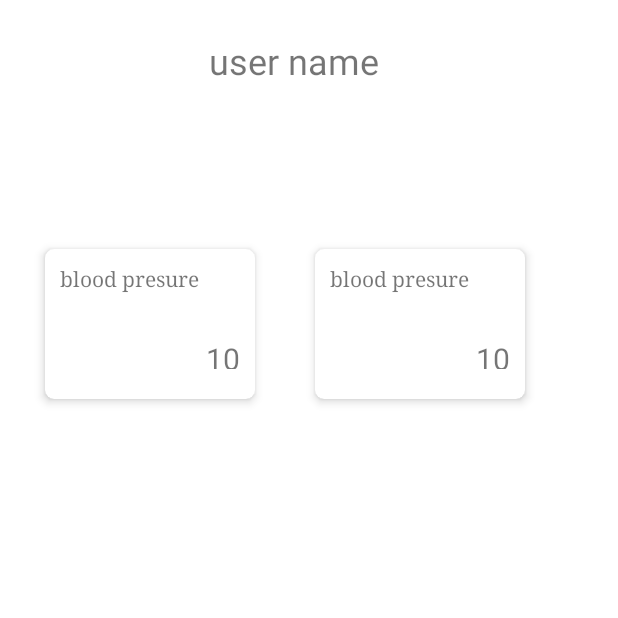
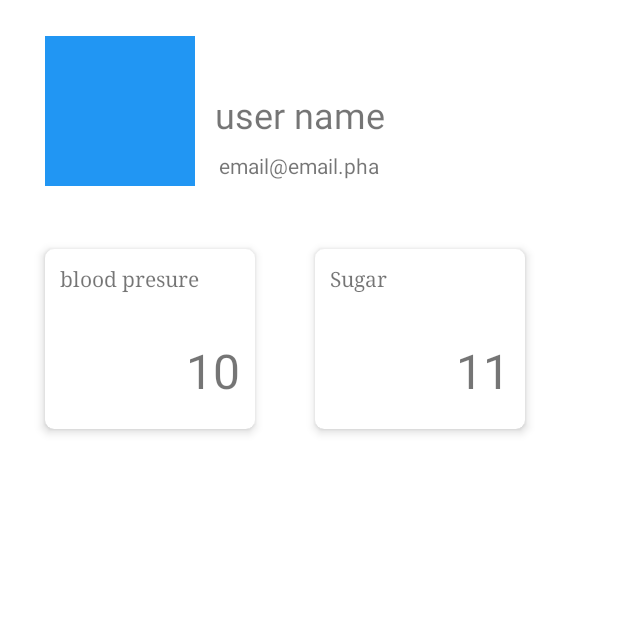
Before and after one commit to RocktimSharma/Rebooters_HackVita2023, an Android app: the UserProfile screen opened directly, with no data from a screen before it, on a phone screen of 412 x 824 dp, the top half of it. Run offline under Robolectric (Android 15) with nearby library versions, the phone set to English and light mode, and no system bars; Roboto replaces fonts that are not available here.

Commit message:
fragment1.java changed activity_user_profile.xml

```diff
--- a/app/src/main/java/com/example/pha/Fragments/Fragment1.java
+++ b/app/src/main/java/com/example/pha/Fragments/Fragment1.java
@@ -2,6 +2,7 @@ package com.example.pha.Fragments;
 
 import static androidx.constraintlayout.helper.widget.MotionEffect.TAG;
 
+import android.content.DialogInterface;
 import android.content.Intent;
 import android.os.Bundle;
 
@@ -14,6 +15,7 @@ import android.view.ViewGroup;
 import android.widget.Button;
 
 import com.example.pha.R;
+import com.example.pha.UserProfile;
 import com.google.android.gms.auth.api.signin.GoogleSignIn;
 import com.google.android.gms.auth.api.signin.GoogleSignInAccount;
 import com.google.android.gms.auth.api.signin.GoogleSignInClient;
@@ -82,10 +84,11 @@ public class Fragment1 extends Fragment {
             mParam2 = getArguments().getString(ARG_PARAM2);
         }
 
+
+        // Set click listener for sign in button
+        //Button googleSignInButton = findViewById(R.id.signin_btn);
+
         /*
-        // Set click listener for sign in button
-        Button googleSignInButton = findViewById(R.id.signin_btn);
-
         // Initialize Firebase Authentication
         mAuth = FirebaseAuth.getInstance();
 
--- a/app/src/main/java/com/example/pha/SecondActivity.java
+++ b/app/src/main/java/com/example/pha/SecondActivity.java
@@ -6,16 +6,38 @@ import android.content.Intent;
 import android.os.Bundle;
 
 import com.example.pha.Fragments.Fragment1;
+import com.google.firebase.auth.FirebaseAuth;
+import com.google.firebase.auth.FirebaseUser;
 
 public class
 SecondActivity extends AppCompatActivity {
+    private FirebaseAuth mAuth;
 
     @Override
     protected void onCreate(Bundle savedInstanceState) {
         super.onCreate(savedInstanceState);
         setContentView(R.layout.activity_second);
 
-        getSupportFragmentManager().beginTransaction().replace(R.id.fragment_container, new Fragment1()).commit();
+        // Initialize Firebase Authentication
+        mAuth = FirebaseAuth.getInstance();
+
+        // Check if user is already logged in
+        FirebaseUser currentUser = mAuth.getCurrentUser();
+        if (currentUser != null) {
+            // User is already logged in, do something
+            Intent i = new Intent(SecondActivity.this, HomeActivity.class);
+            startActivity(i); // invoke the SecondActivity.
+            finish();
+        } else {
+            // User is not logged in, do something else
+            /*profile view test
+            Intent i = new Intent(SecondActivity.this, UserProfile.class);
+            startActivity(i); // invoke the SecondActivity.
+            finish(); */
+            getSupportFragmentManager().beginTransaction().replace(R.id.fragment_container, new Fragment1()).commit();
+        }
+
+        // getSupportFragmentManager().beginTransaction().replace(R.id.fragment_container, new Fragment1()).commit();
 
         //if user is signed in then execute the following codes
 
@@ -25,8 +47,5 @@ SecondActivity extends AppCompatActivity {
 
         //if user is not signed in the exucute the follow codes
 
-
-
-
     }
 }
--- a/app/src/main/res/layout/activity_user_profile.xml
+++ b/app/src/main/res/layout/activity_user_profile.xml
@@ -10,8 +10,13 @@
         android:id="@+id/imageView4"
         android:layout_width="100dp"
         android:layout_height="100dp"
-        android:layout_marginStart="16dp"
+        android:layout_marginStart="30dp"
         android:layout_marginTop="24dp"
+        android:adjustViewBounds="true"
+        android:background="#2196F3"
+        android:outlineProvider="background"
+        android:padding="2dp"
+        android:scaleType="centerCrop"
         app:layout_constraintStart_toStartOf="parent"
         app:layout_constraintTop_toTopOf="parent"
         tools:srcCompat="@tools:sample/avatars" />
@@ -19,9 +24,9 @@
     <TextView
         android:id="@+id/user_name"
         android:layout_width="265dp"
-        android:layout_height="43dp"
-        android:layout_marginStart="130dp"
-        android:layout_marginTop="24dp"
+        android:layout_height="wrap_content"
+        android:layout_marginStart="140dp"
+        android:layout_marginTop="60dp"
         android:text="user name"
         android:textSize="24dp"
         app:layout_constraintEnd_toEndOf="parent"
@@ -33,8 +38,8 @@
         android:layout_width="match_parent"
         android:layout_height="match_parent"
         android:layout_marginTop="136dp"
-        app:layout_constraintTop_toTopOf="parent"
-        tools:layout_editor_absoluteX="0dp">
+        app:layout_constraintStart_toStartOf="parent"
+        app:layout_constraintTop_toTopOf="parent">
 
         <LinearLayout
             android:layout_width="match_parent"
@@ -52,7 +57,7 @@
                 <androidx.cardview.widget.CardView
                     android:id="@+id/card1"
                     android:layout_width="140dp"
-                    android:layout_height="match_parent"
+                    android:layout_height="120dp"
                     android:layout_margin="20dp"
                     android:layout_marginStart="16dp"
                     android:layout_marginTop="52dp"
@@ -79,10 +84,9 @@
                             android:layout_height="wrap_content"
                             android:layout_marginStart="10dp"
                             android:layout_marginTop="30dp"
-                            android:layout_marginBottom="10dp"
                             android:text="10"
                             android:textAlignment="viewEnd"
-                            android:textSize="20dp" />
+                            android:textSize="32dp" />
                     </LinearLayout>
 
                 </androidx.cardview.widget.CardView>
@@ -90,7 +94,7 @@
                 <androidx.cardview.widget.CardView
                     android:id="@+id/card2"
                     android:layout_width="140dp"
-                    android:layout_height="100dp"
+                    android:layout_height="120dp"
                     android:layout_margin="20dp"
                     android:layout_marginStart="16dp"
                     android:layout_marginTop="52dp"
@@ -109,7 +113,7 @@
                             android:layout_width="match_parent"
                             android:layout_height="wrap_content"
                             android:fontFamily="serif"
-                            android:text="blood presure" />
+                            android:text="Sugar" />
 
                         <TextView
                             android:id="@+id/textView12"
@@ -117,10 +121,10 @@
                             android:layout_height="wrap_content"
                             android:layout_marginStart="10dp"
                             android:layout_marginTop="30dp"
-                            android:layout_marginBottom="10dp"
-                            android:text="10"
+                            android:layout_marginBottom="0dp"
+                            android:text="11"
                             android:textAlignment="viewEnd"
-                            android:textSize="20dp" />
+                            android:textSize="32dp" />
                     </LinearLayout>
 
                 </androidx.cardview.widget.CardView>
@@ -129,4 +133,14 @@
         </LinearLayout>
     </ScrollView>
 
+    <TextView
+        android:id="@+id/email_id"
+        android:layout_width="wrap_content"
+        android:layout_height="wrap_content"
+        android:layout_marginStart="16dp"
+        android:layout_marginTop="8dp"
+        android:text="email@email.pha"
+        app:layout_constraintStart_toEndOf="@+id/imageView4"
+        app:layout_constraintTop_toBottomOf="@+id/user_name" />
+
 </androidx.constraintlayout.widget.ConstraintLayout>
--- a/app/src/main/res/layout/fragment_1.xml
+++ b/app/src/main/res/layout/fragment_1.xml
@@ -38,13 +38,14 @@
             android:layout_height="wrap_content"
             android:layout_centerHorizontal="true"
             android:layout_centerVertical="true"
-            android:layout_marginBottom="40dp"
+            android:layout_marginBottom="30dp"
             android:text="to" />
 
         <TextView
             android:id="@+id/textView5"
             android:layout_width="wrap_content"
             android:layout_height="wrap_content"
+            android:layout_marginBottom="14dp"
             android:gravity="center"
             android:text="PHA" />
 
```
